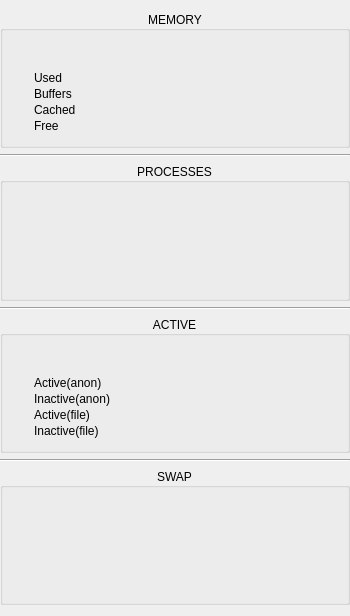
The window that dde-istate-widgets/istateramwidget.ui (SeptemberHX/dde-istate-menus) describes before a commit, drawn with Qt 5.
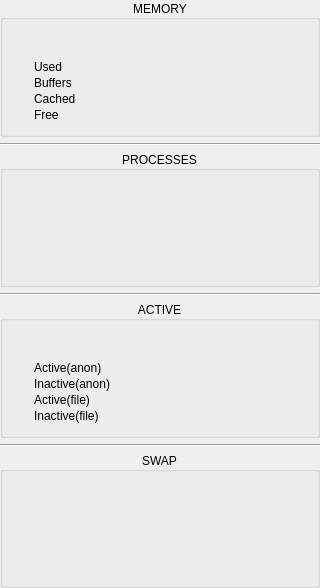
The same window after the commit. Custom widgets are drawn as their Qt base class.

```diff
--- a/dde-istate-widgets/istateramwidget.ui
+++ b/dde-istate-widgets/istateramwidget.ui
@@ -6,19 +6,19 @@
    <rect>
     <x>0</x>
     <y>0</y>
-    <width>350</width>
-    <height>616</height>
+    <width>320</width>
+    <height>588</height>
    </rect>
   </property>
   <property name="minimumSize">
    <size>
-    <width>350</width>
+    <width>320</width>
     <height>0</height>
    </size>
   </property>
   <property name="maximumSize">
    <size>
-    <width>350</width>
+    <width>320</width>
     <height>16777215</height>
    </size>
   </property>
@@ -29,9 +29,15 @@
    <property name="leftMargin">
     <number>0</number>
    </property>
+   <property name="topMargin">
+    <number>0</number>
+   </property>
    <property name="rightMargin">
     <number>0</number>
    </property>
+   <property name="bottomMargin">
+    <number>0</number>
+   </property>
    <item>
     <widget class="QGroupBox" name="groupBox">
      <property name="title">
@@ -216,6 +222,21 @@
    </item>
    <item>
     <widget class="Line" name="line">
+     <property name="minimumSize">
+      <size>
+       <width>0</width>
+       <height>2</height>
+      </size>
+     </property>
+     <property name="maximumSize">
+      <size>
+       <width>16777215</width>
+       <height>2</height>
+      </size>
+     </property>
+     <property name="lineWidth">
+      <number>1</number>
+     </property>
      <property name="orientation">
       <enum>Qt::Horizontal</enum>
      </property>
@@ -482,6 +503,21 @@
    </item>
    <item>
     <widget class="Line" name="line_2">
+     <property name="minimumSize">
+      <size>
+       <width>0</width>
+       <height>2</height>
+      </size>
+     </property>
+     <property name="maximumSize">
+      <size>
+       <width>16777215</width>
+       <height>2</height>
+      </size>
+     </property>
+     <property name="lineWidth">
+      <number>1</number>
+     </property>
      <property name="orientation">
       <enum>Qt::Horizontal</enum>
      </property>
@@ -671,6 +707,21 @@
    </item>
    <item>
     <widget class="Line" name="line_3">
+     <property name="minimumSize">
+      <size>
+       <width>0</width>
+       <height>2</height>
+      </size>
+     </property>
+     <property name="maximumSize">
+      <size>
+       <width>16777215</width>
+       <height>2</height>
+      </size>
+     </property>
+     <property name="lineWidth">
+      <number>1</number>
+     </property>
      <property name="orientation">
       <enum>Qt::Horizontal</enum>
      </property>
```
